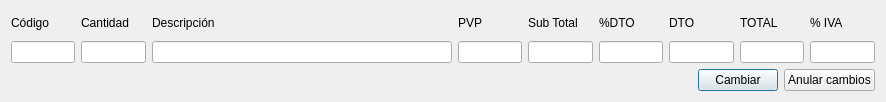
This is frmmodificarlin_fac.ui in arcnexus/RedFoX as Qt 5 draws it before an edit. The edited form follows.
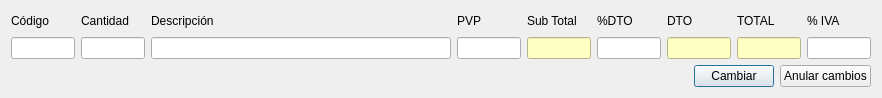
This is the edited form.

Patch:
```diff
--- a/frmmodificarlin_fac.ui
+++ b/frmmodificarlin_fac.ui
@@ -6,8 +6,8 @@
    <rect>
     <x>0</x>
     <y>0</y>
-    <width>886</width>
-    <height>102</height>
+    <width>882</width>
+    <height>98</height>
    </rect>
   </property>
   <property name="windowTitle">
@@ -108,6 +108,12 @@
      </item>
      <item row="1" column="4">
       <widget class="QLineEdit" name="txtSubTotal">
+       <property name="focusPolicy">
+        <enum>Qt::NoFocus</enum>
+       </property>
+       <property name="styleSheet">
+        <string notr="true">background-color: rgb(254, 255, 195);</string>
+       </property>
        <property name="alignment">
         <set>Qt::AlignRight|Qt::AlignTrailing|Qt::AlignVCenter</set>
        </property>
@@ -125,6 +131,12 @@
      </item>
      <item row="1" column="6">
       <widget class="QLineEdit" name="txtDTO">
+       <property name="focusPolicy">
+        <enum>Qt::NoFocus</enum>
+       </property>
+       <property name="styleSheet">
+        <string notr="true">background-color: rgb(254, 255, 195);</string>
+       </property>
        <property name="alignment">
         <set>Qt::AlignRight|Qt::AlignTrailing|Qt::AlignVCenter</set>
        </property>
@@ -135,6 +147,12 @@
      </item>
      <item row="1" column="7">
       <widget class="QLineEdit" name="txtTotal">
+       <property name="focusPolicy">
+        <enum>Qt::NoFocus</enum>
+       </property>
+       <property name="styleSheet">
+        <string notr="true">background-color: rgb(254, 255, 195);</string>
+       </property>
        <property name="alignment">
         <set>Qt::AlignRight|Qt::AlignTrailing|Qt::AlignVCenter</set>
        </property>
```
